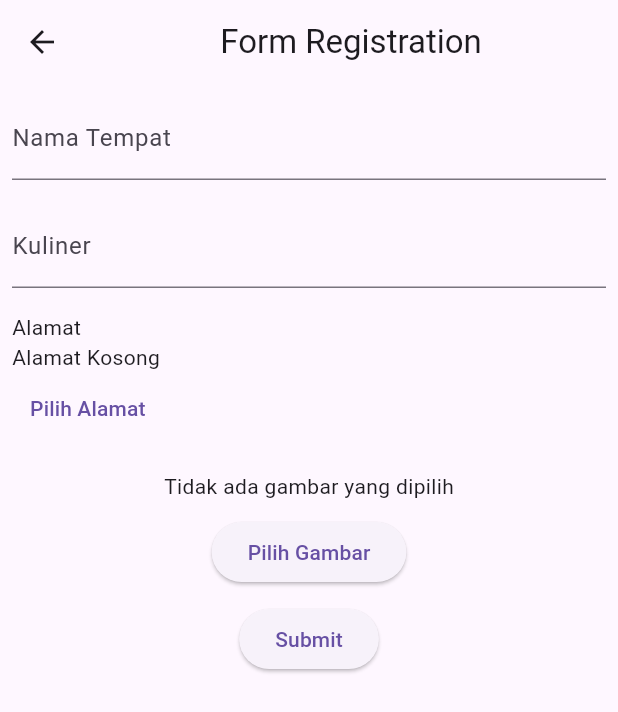
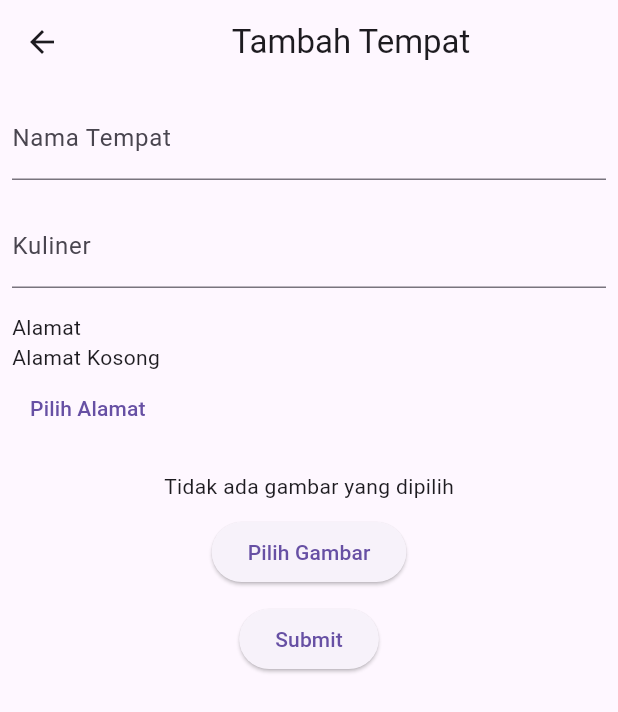
Before and after one commit to HariIDn/044_Exercise2, a Flutter app: the screen it shows after launch, after a tap on the "add" icon, on a phone screen of 412 x 824 dp. Shown: the top 712 px of the screen. Run offline on Flutter 3.47's test engine with Material 3 defaults, Android fonts, the phone set to English and light mode, and no system bars; our stand-ins replace geocoding, geolocator, google_maps_flutter, image_picker; network calls fail.

Commit message:
Update FormHead title, add Kuliner model with toMap, fromMap, toJson, fromJson methods, update KulinerService with baseUrl and endpoint for API endpoint

```diff
--- a/lib/form/widget/form_head.dart
+++ b/lib/form/widget/form_head.dart
@@ -6,7 +6,7 @@ class FormHead extends StatelessWidget {
   @override
   Widget build(BuildContext context) {
     return AppBar(
-      title: Center(child: Text('Form Registration')),
+      title: Center(child: Text('Tambah Tempat')),
     );
   }
 }
--- a/lib/kuliner/model/kuliner.dart
+++ b/lib/kuliner/model/kuliner.dart
@@ -0,0 +1,77 @@
+// ignore_for_file: public_member_api_docs, sort_constructors_first
+import 'dart:convert';
+
+class Kuliner {
+  final String nama_tempat;
+  final String kuliner;
+  final String alamat;
+  final String foto;
+  Kuliner({
+    required this.nama_tempat,
+    required this.kuliner,
+    required this.alamat,
+    required this.foto,
+  });
+
+
+
+  Kuliner copyWith({
+    String? nama_tempat,
+    String? kuliner,
+    String? alamat,
+    String? foto,
+  }) {
+    return Kuliner(
+      nama_tempat: nama_tempat ?? this.nama_tempat,
+      kuliner: kuliner ?? this.kuliner,
+      alamat: alamat ?? this.alamat,
+      foto: foto ?? this.foto,
+    );
+  }
+
+  Map<String, dynamic> toMap() {
+    return <String, dynamic>{
+      'nama_tempat': nama_tempat,
+      'kuliner': kuliner,
+      'alamat': alamat,
+      'foto': foto,
+    };
+  }
+
+  factory Kuliner.fromMap(Map<String, dynamic> map) {
+    return Kuliner(
+      nama_tempat: map['nama_tempat'] as String,
+      kuliner: map['kuliner'] as String,
+      alamat: map['alamat'] as String,
+      foto: map['foto'] as String,
+    );
+  }
+
+  String toJson() => json.encode(toMap());
+
+  factory Kuliner.fromJson(String source) => Kuliner.fromMap(json.decode(source) as Map<String, dynamic>);
+
+  @override
+  String toString() {
+    return 'Kuliner(nama_tempat: $nama_tempat, kuliner: $kuliner, alamat: $alamat, foto: $foto)';
+  }
+
+  @override
+  bool operator ==(covariant Kuliner other) {
+    if (identical(this, other)) return true;
+
+    return
+      other.nama_tempat == nama_tempat &&
+      other.kuliner == kuliner &&
+      other.alamat == alamat &&
+      other.foto == foto;
+  }
+
+  @override
+  int get hashCode {
+    return nama_tempat.hashCode ^
+      kuliner.hashCode ^
+      alamat.hashCode ^
+      foto.hashCode;
+  }
+}
--- a/lib/kuliner/service/kuliner_service.dart
+++ b/lib/kuliner/service/kuliner_service.dart
@@ -4,8 +4,8 @@ import 'dart:io';
 import 'package:http/http.dart' as http;
 
 class KulinerService {
-  final String baseUrl = '';
-  final String endpoint = '';
+  final String baseUrl = 'http://10.0.2.2/flutterdb/';
+  final String endpoint = 'db.php';
 
   Uri getUri(String path) {
     return Uri.parse("$baseUrl$path");
@@ -40,9 +40,9 @@ class KulinerService {
 
     if (response.statusCode == 200) {
       final Map<String, dynamic> decodeResponse = json.decode(response.body);
-      return decodeResponse['people'];
+      return decodeResponse['culinary'];
     } else {
-      throw Exception('Failed to load people: ${response.reasonPhrase}');
+      throw Exception('Failed to load culinary: ${response.reasonPhrase}');
     }
   }
 }
```
Also changed, not shown: 1 other file.
